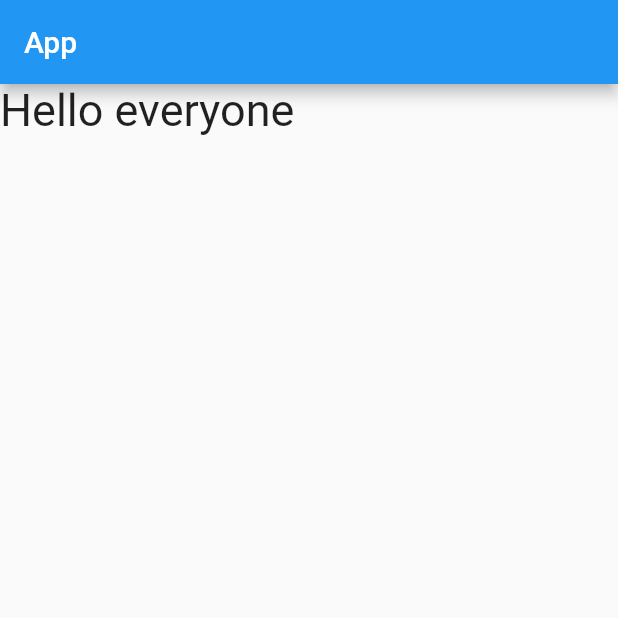
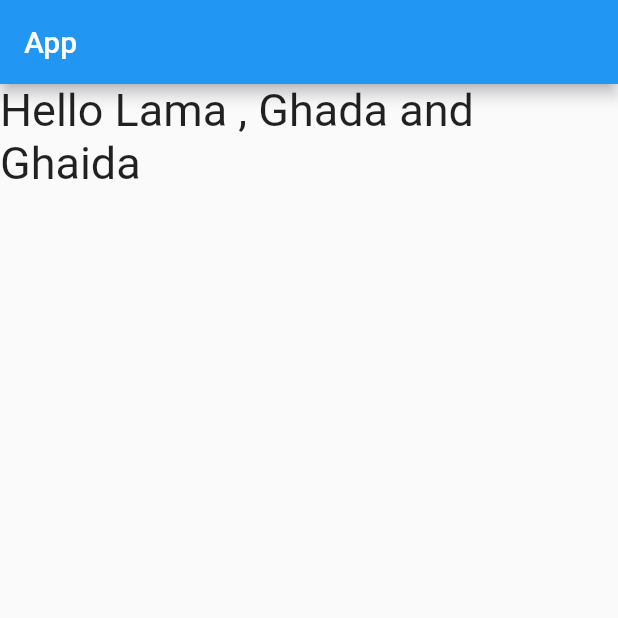
Before and after one commit to sarahAldrees/TestesRepo, a Flutter app: the screen it shows after launch, on a phone screen of 412 x 824 dp, the top half of it. Run offline on Flutter 3.47's test engine with Material 2 defaults, Android fonts, the phone set to English and light mode, and no system bars.

Commit message:
main is updataed

```diff
--- a/lib/main.dart
+++ b/lib/main.dart
@@ -16,7 +16,7 @@ class Demo_app extends StatelessWidget {
           ),
         ),
         body: Text(
-          'Hello everyone',
+          'Hello Lama , Ghada and Ghaida',
           style: TextStyle(fontSize: 30),
         ),
       ),
```
